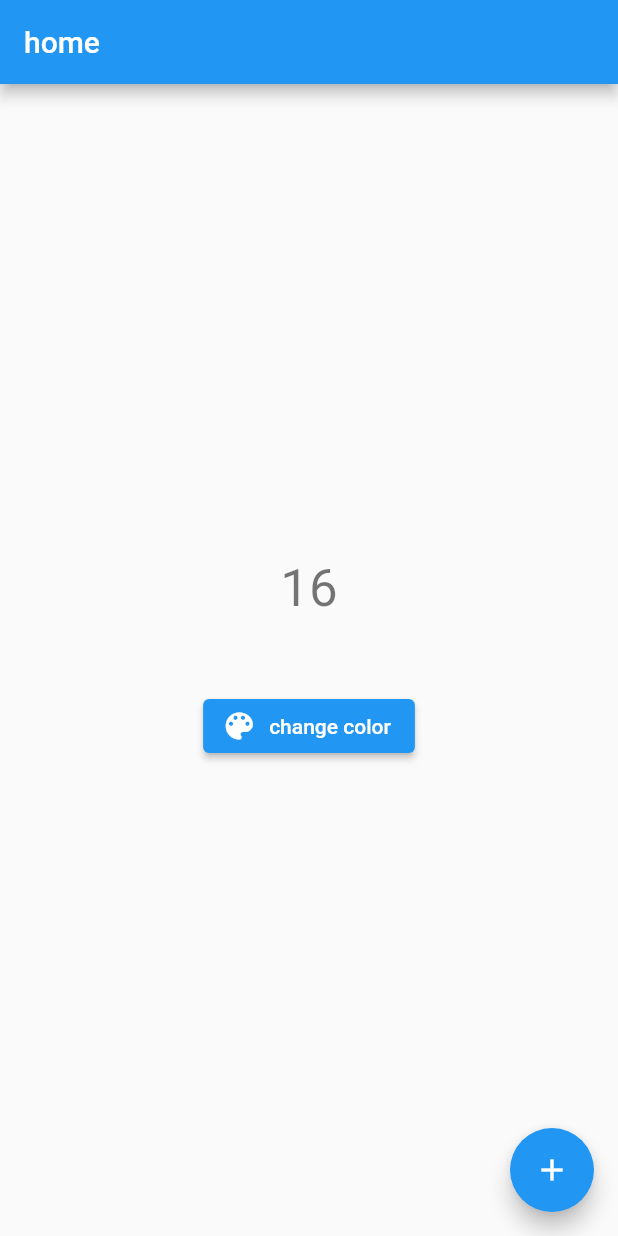
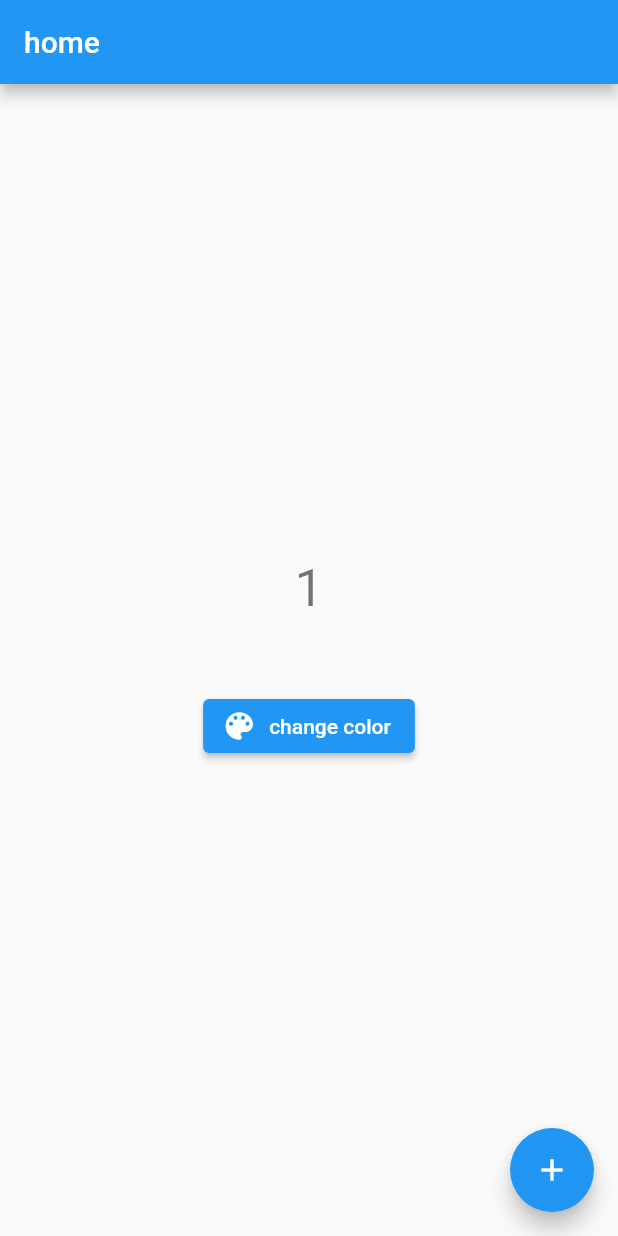
Before and after one commit to tareksmart/inhertedWidget, a Flutter app: the screen it shows after launch, after a tap on the "add" icon, on a phone screen of 412 x 824 dp. Run offline on Flutter 3.47's test engine with Material 2 defaults, Android fonts, the phone set to English and light mode, and no system bars.

Commit message:
from comp

```diff
--- a/inherited_widget/lib/controller/inherited_widget.dart
+++ b/inherited_widget/lib/controller/inherited_widget.dart
@@ -1,10 +1,33 @@
 import 'package:flutter/cupertino.dart';
+
+class StateWidget extends StatefulWidget {
+  final Widget child;
+  const StateWidget({super.key,required this.child});
+
+  @override
+  State<StateWidget> createState() => _StateWidgetState();
+}
+
+class _StateWidgetState extends State<StateWidget> {
+  var counter = 0;
+  increament() {
+    setState(() {
+  counter++;
+});
+  }
+
+  @override
+  Widget build(BuildContext context) {
+    return StateInhWidget(child: widget.child, state: this,counter: counter,);
+  }
+}
 
 class StateInhWidget extends InheritedWidget {
   //child هنا سيعود على اللى هيورث من الكلاس اللى احنا فيه
   //StateInheWideget(child:MaterialApp) مثال
-  StateInhWidget({required super.child, this.counter = 0});
+  StateInhWidget({required super.child, required this.counter , required this.state});
   final int counter;
+  final _StateWidgetState state;
   // الدالة دى بتراقب ان لوفى تغيير فى القيم بتعيد بناء الويدجت الى بتتورث منها
   //counter القيمة اللى هنراقبها
   @override
@@ -14,8 +37,6 @@ class StateInhWidget extends InheritedWidget {
     return oldWidget.counter != counter; //
   }
 
-  static of(BuildContext context) =>
-      context.dependOnInheritedWidgetOfExactType<StateInhWidget>();
-
-
+  static _StateWidgetState of(BuildContext context) =>
+      context.dependOnInheritedWidgetOfExactType<StateInhWidget>()!.state;
 }
--- a/inherited_widget/lib/main.dart
+++ b/inherited_widget/lib/main.dart
@@ -12,8 +12,8 @@ class MyApp extends StatelessWidget {
   // This widget is the root of your application.
   @override
   Widget build(BuildContext context) {
-    return StateInhWidget(//حطينا ال inherted على راس التطبيق كله عشان نوصله من اى مكان
-      counter: 16,
+    return StateWidget(//حطينا ال inherted على راس التطبيق كله عشان نوصله من اى مكان
+
       child:  MaterialApp(
         title: 'Flutter Demo',
 
--- /dev/null
+++ b/inherited_widget/lib/views/pages/custom_color.dart
@@ -0,0 +1,12 @@
+import 'package:flutter/cupertino.dart';
+import 'package:flutter/src/widgets/framework.dart';
+import 'package:flutter/src/widgets/placeholder.dart';
+
+class CustomColor extends StatelessWidget {
+  const CustomColor({super.key});
+
+  @override
+  Widget build(BuildContext context) {
+    return  Container();
+  }
+}
--- a/inherited_widget/lib/views/pages/home.dart
+++ b/inherited_widget/lib/views/pages/home.dart
@@ -2,6 +2,7 @@ import 'package:flutter/material.dart';
 import 'package:flutter/src/widgets/container.dart';
 import 'package:flutter/src/widgets/framework.dart';
 import 'package:inherited_widget/controller/inherited_widget.dart';
+import 'package:inherited_widget/views/pages/custom_color.dart';
 
 class Home extends StatelessWidget {
   const Home({super.key});
@@ -10,7 +11,7 @@ class Home extends StatelessWidget {
   Widget build(BuildContext context) {
     // final statWidget =
     //     context.dependOnInheritedWidgetOfExactType<StateInhWidget>();//استدعينا انهريتد قبل دالة ال of
-    final statWidget = StateInhWidget.of(context);//
+    final statWidget = StateInhWidget.of(context); //
     //هنا احضرنا ال ستيت انهريتيد ويدجت عن طرق الكونتكست اللى فى دالة ال
     //dependOn
     //from same type of StateInhWidget
@@ -23,13 +24,16 @@ class Home extends StatelessWidget {
           children: [
             Text(
               statWidget!.counter.toString(),
-              style: Theme.of(context).textTheme.headline4,
+              style: Theme.of(context).textTheme.headlineMedium,
             ),
             const SizedBox(
               height: 48,
             ),
             ElevatedButton.icon(
-                onPressed: () {},
+                onPressed: () {
+                  Navigator.of(context)
+                      .push(MaterialPageRoute(builder: (_) => CustomColor()));
+                },
                 icon: Icon(Icons.color_lens),
                 label: Text('change color'))
           ],
@@ -37,7 +41,7 @@ class Home extends StatelessWidget {
       ),
       floatingActionButton: FloatingActionButton(
         onPressed: () {
-          //statWidget.increament();
+          statWidget.increament();
         },
         child: Icon(Icons.add),
       ),
```
Also changed, not shown: inherited_widget/pubspec.lock.
